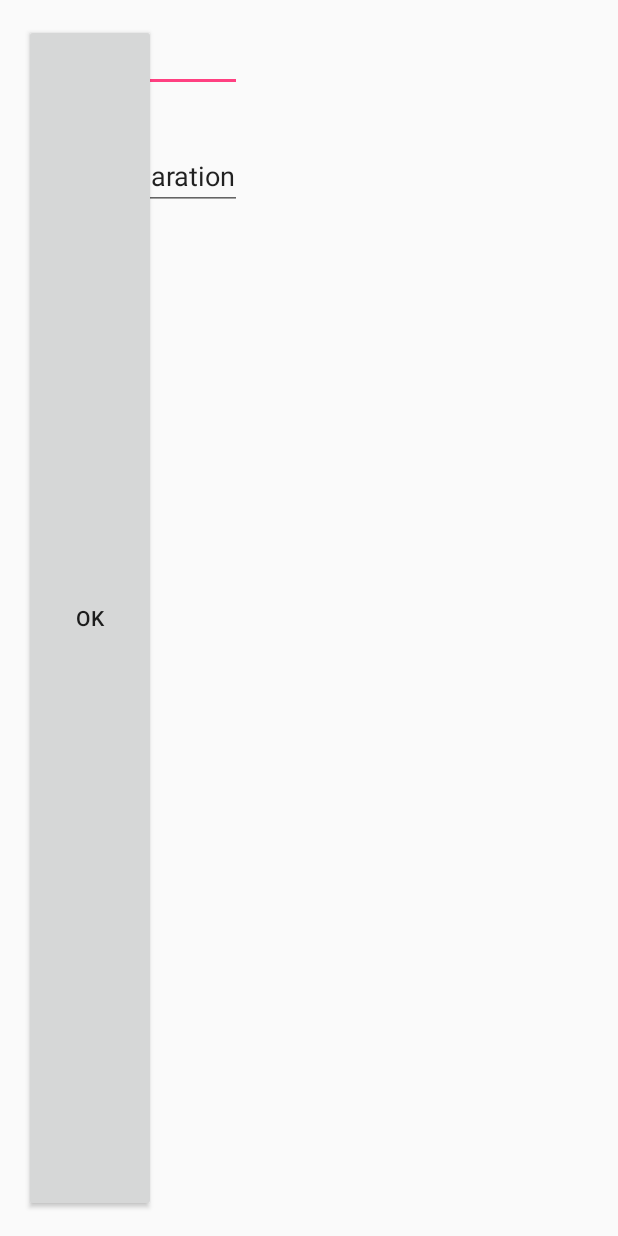
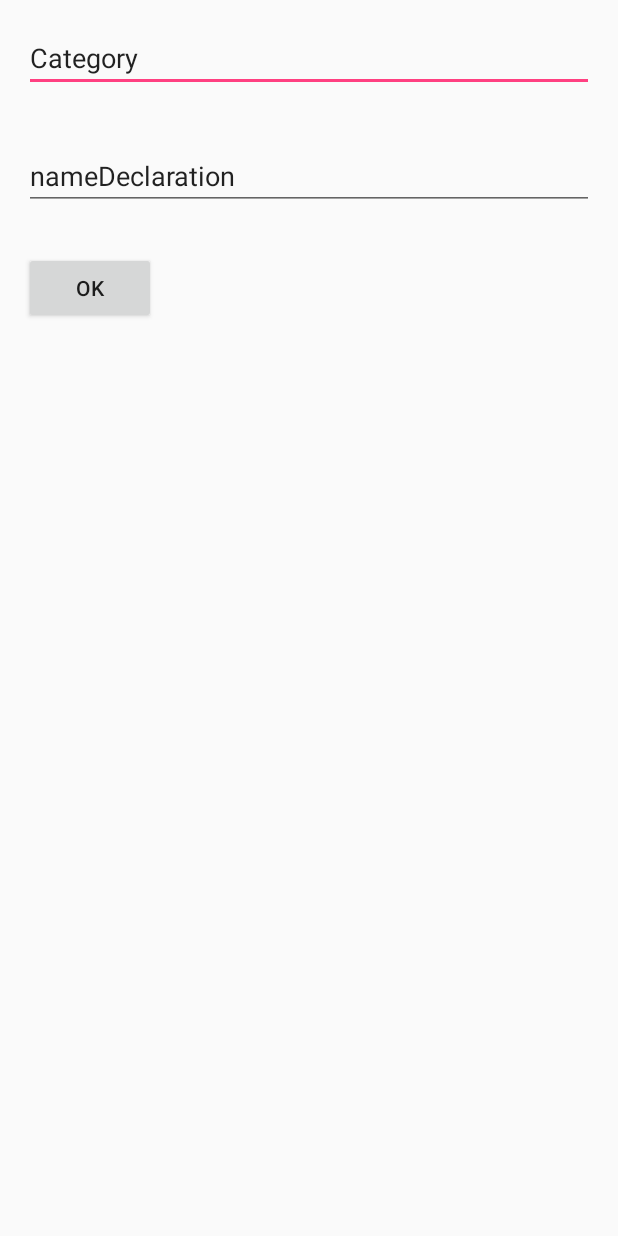
Before and after one commit to inqu1s1tor/AccountAppSample, an Android app: the ChoiceContentActivity screen opened directly, with no data from a screen before it, on a phone screen of 412 x 824 dp. Run offline under Robolectric (Android 15) with nearby library versions, the phone set to English and light mode, and no system bars; 1 statement that could not run was skipped.

Commit message:
fixed SQLite

```diff
--- a/app/src/main/java/com/erminesoft/my_account/myacount/db/Mapper.java
+++ b/app/src/main/java/com/erminesoft/my_account/myacount/db/Mapper.java
@@ -20,6 +20,10 @@ final class Mapper {
 
         cv.put(DataBaseHelper.COSTS_CATEGORIES, categoryText);
         cv.put(DataBaseHelper.COSTS_NAME, nameText);
+
+        cv.put(DataBaseHelper.INCOME_CATEGORIES, categoryText);
+        cv.put(DataBaseHelper.INCOME_NAME, nameText);
+
         return cv;
     }
 }
--- a/app/src/main/java/com/erminesoft/my_account/myacount/ui/activity/ChoiceContentActivity.java
+++ b/app/src/main/java/com/erminesoft/my_account/myacount/ui/activity/ChoiceContentActivity.java
@@ -15,7 +15,7 @@ public class ChoiceContentActivity extends GenericActivity  {
     @Override
     protected void onCreate(Bundle savedInstanceState) {
         super.onCreate(savedInstanceState);
-        setContentView(R.layout.activity_choice_content);
+        setContentView(R.layout.choice_content_layout);
 
         editTextCategory = (EditText)findViewById(R.id.EditTextCategory);
         editTextName = (EditText)findViewById(R.id.EditTextName);
@@ -24,6 +24,7 @@ public class ChoiceContentActivity extends GenericActivity  {
         findViewById(R.id.ButtonConfirmChoice).setOnClickListener(listener);
 
     }
+
 
     private final class Clicker implements View.OnClickListener {
         @Override
--- a/app/src/main/java/com/erminesoft/my_account/myacount/ui/adapters/IncomeAdapter.java
+++ b/app/src/main/java/com/erminesoft/my_account/myacount/ui/adapters/IncomeAdapter.java
@@ -23,7 +23,7 @@ public class IncomeAdapter extends CursorAdapter {
 
     @Override
     public View newView(Context context, Cursor cursor, ViewGroup pViewGroup) {
-        View view = mLayoutInflater.inflate(R.layout.list_item_income_details, pViewGroup, false);
+        View view = mLayoutInflater.inflate(R.layout.list_item_income_details_layout, pViewGroup, false);
         IncomeHolder incomeHolder = new IncomeHolder();
         incomeHolder.nameIncome = (TextView) view.findViewById(R.id.incomeNameTextView);
         incomeHolder.categoryIncome = (TextView)view.findViewById(R.id.incomeCategoryTextView);
--- a/app/src/main/res/layout/activity_choice_content.xml
+++ b/app/src/main/res/layout/choice_content_layout.xml
@@ -12,10 +12,10 @@
         android:text="@string/CategoryDeclaration"
         android:layout_width="wrap_content"
         android:layout_height="wrap_content"
-        android:layout_alignRight="@+id/EditTextName"
-        android:layout_alignEnd="@+id/EditTextName"
         android:layout_alignParentLeft="true"
-        android:layout_alignParentStart="true" />
+        android:layout_alignParentStart="true"
+        android:layout_alignParentRight="true"
+        android:layout_alignParentEnd="true" />
 
     <EditText
         android:id="@+id/EditTextName"
@@ -25,12 +25,18 @@
         android:layout_below="@+id/EditTextCategory"
         android:layout_alignParentLeft="true"
         android:layout_alignParentStart="true"
-        android:layout_marginTop="33dp" />
+        android:layout_marginTop="33dp"
+        android:layout_alignParentRight="true"
+        android:layout_alignParentEnd="true" />
 
     <Button
         android:id="@+id/ButtonConfirmChoice"
         android:text="@string/ConfirmTextButton"
         android:layout_width="wrap_content"
-        android:layout_height="match_parent" />
+        android:layout_height="wrap_content"
+        android:layout_below="@+id/EditTextName"
+        android:layout_alignParentLeft="true"
+        android:layout_alignParentStart="true"
+        android:layout_marginTop="28dp" />
 
 </RelativeLayout>
```
Also changed, not shown: app/src/main/java/com/erminesoft/my_account/myacount/db/DbManager.java (+7 -1 lines), app/src/main/java/com/erminesoft/my_account/myacount/ui/activity/CostsActivity.java (+8 -8 lines), app/src/main/java/com/erminesoft/my_account/myacount/ui/activity/IncomeActivity.java (+27 -4 lines), app/src/main/res/layout/costs_layout.xml (+10 -7 lines), app/src/main/res/layout/income_layout.xml (+8 -6 lines), app/src/main/res/layout/list_item_cost_details.xml (+7 -6 lines), app/src/main/res/layout/list_item_income_details_layout.xml (renamed from app/src/main/res/layout/list_item_income_details.xml).
